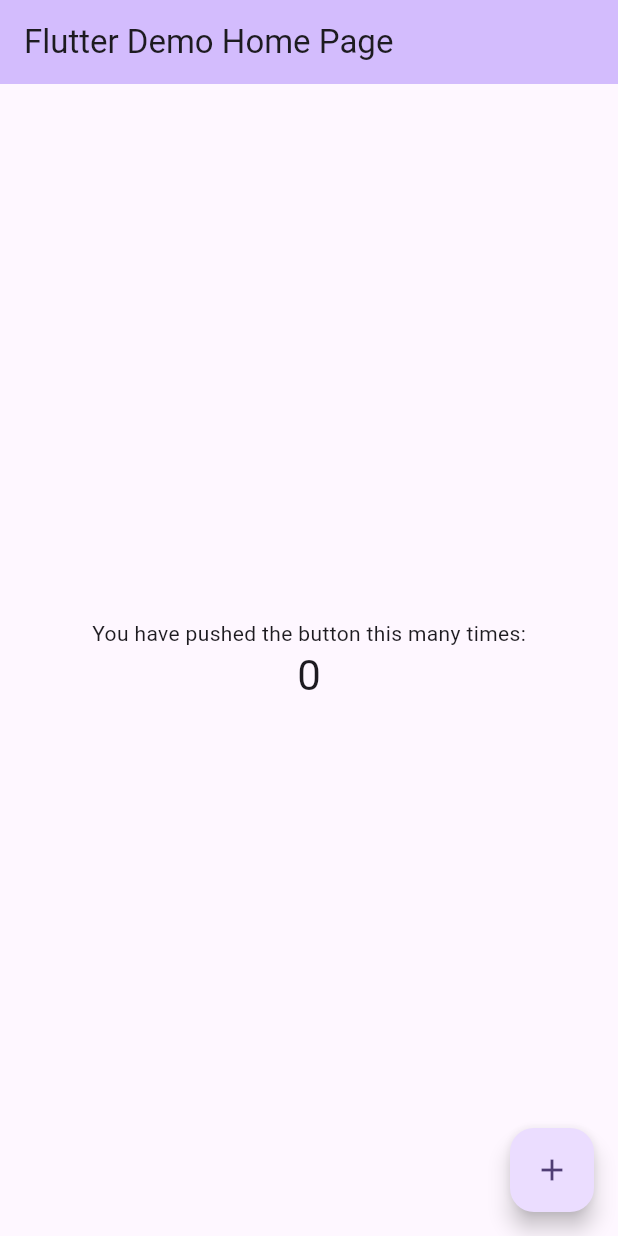
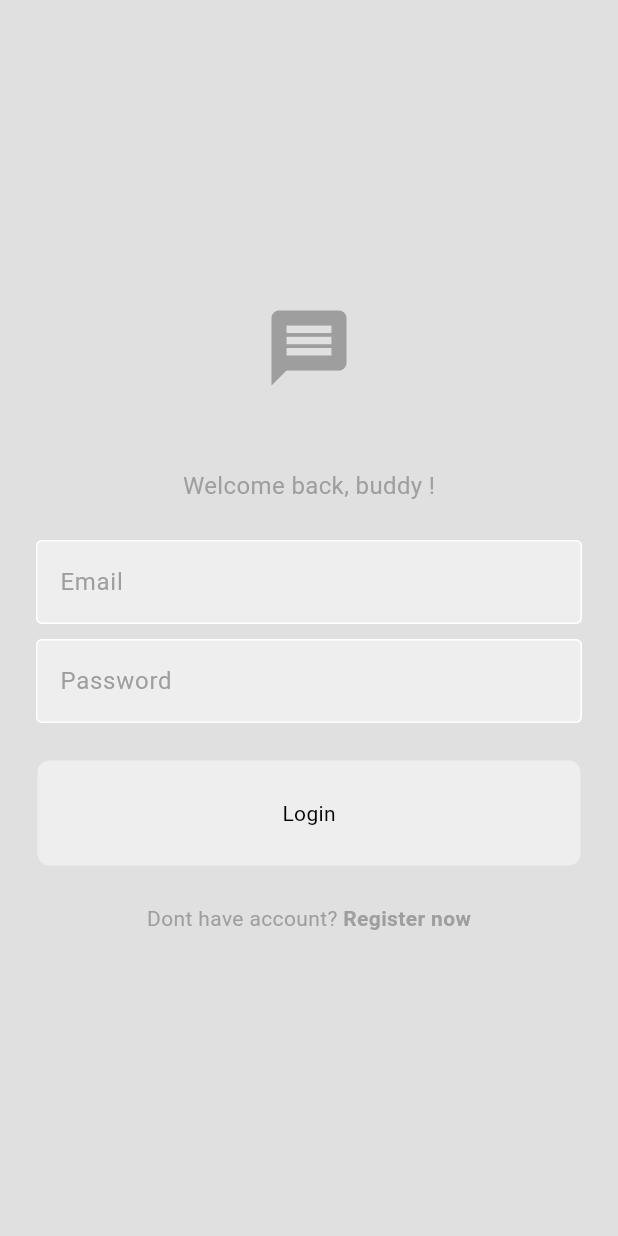
Before and after one commit to maulss/chat_app, a Flutter app: the screen it shows after launch, on a phone screen of 412 x 824 dp. Run offline on Flutter 3.47's test engine with Material 3 defaults, Android fonts, the phone set to English and light mode, and no system bars; our stand-ins replace firebase_auth, firebase_core; accounts and stored records are empty.

Commit message:
Auth done

```diff
--- /dev/null
+++ b/lib/auth/auth_gate.dart
@@ -0,0 +1,24 @@
+import 'package:chat_app/auth/login_or_register.dart';
+import 'package:chat_app/pages/home_page.dart';
+import 'package:firebase_auth/firebase_auth.dart';
+import 'package:flutter/material.dart';
+
+class AuthGate extends StatelessWidget {
+  const AuthGate({super.key});
+
+  @override
+  Widget build(BuildContext context) {
+    return Scaffold(
+      body: StreamBuilder(
+        stream: FirebaseAuth.instance.authStateChanges(),
+        builder: (context, snapshot) {
+          if (snapshot.hasData) {
+            return const HomePage();
+          } else {
+            return const LoginOrRegister();
+          }
+        },
+      ),
+    );
+  }
+}
--- /dev/null
+++ b/lib/auth/auth_service.dart
@@ -0,0 +1,33 @@
+import 'package:firebase_auth/firebase_auth.dart';
+
+class AuthService {
+  final FirebaseAuth _auth = FirebaseAuth.instance;
+  Future<UserCredential> signInWithEmailAndPassword(
+      String email, String password) async {
+    try {
+      UserCredential userCredential = await _auth.signInWithEmailAndPassword(
+          email: email, password: password);
+      return userCredential;
+    } on FirebaseAuthException catch (e) {
+      throw Exception(e.code);
+    }
+  }
+
+  Future<UserCredential> signUpWithEmailAndPassword(
+      String email, String password) async {
+    try {
+      UserCredential userCredential =
+          await _auth.createUserWithEmailAndPassword(
+        email: email,
+        password: password,
+      );
+      return userCredential;
+    } on FirebaseException catch (e) {
+      throw Exception(e.code);
+    }
+  }
+
+  Future<void> signOut() async {
+    return await _auth.signOut();
+  }
+}
--- /dev/null
+++ b/lib/auth/login_or_register.dart
@@ -0,0 +1,33 @@
+import 'package:chat_app/pages/login_page.dart';
+import 'package:chat_app/pages/register_page.dart';
+import 'package:flutter/material.dart';
+
+class LoginOrRegister extends StatefulWidget {
+  const LoginOrRegister({super.key});
+
+  @override
+  State<LoginOrRegister> createState() => _LoginOrRegisterState();
+}
+
+class _LoginOrRegisterState extends State<LoginOrRegister> {
+  bool showLoginPage = true;
+  void togglePages() {
+    setState(() {
+      showLoginPage = !showLoginPage;
+    });
+  }
+
+  @override
+  Widget build(BuildContext context) {
+    if (showLoginPage) {
+      return LoginPage(
+        onTap: togglePages,
+      );
+    } else {
+      return RegisterPage(
+        onTap: togglePages,
+      );
+    }
+    ;
+  }
+}
--- a/lib/main.dart
+++ b/lib/main.dart
@@ -1,125 +1,25 @@
+import 'package:chat_app/auth/auth_gate.dart';
+
+import 'package:chat_app/firebase_options.dart';
+import 'package:chat_app/themes/light_theme.dart';
+import 'package:firebase_core/firebase_core.dart';
 import 'package:flutter/material.dart';
 
-void main() {
+void main() async {
+  WidgetsFlutterBinding.ensureInitialized();
+  await Firebase.initializeApp(options: DefaultFirebaseOptions.currentPlatform);
   runApp(const MyApp());
 }
 
 class MyApp extends StatelessWidget {
   const MyApp({super.key});
 
-  // This widget is the root of your application.
   @override
   Widget build(BuildContext context) {
     return MaterialApp(
-      title: 'Flutter Demo',
-      theme: ThemeData(
-        // This is the theme of your application.
-        //
-        // TRY THIS: Try running your application with "flutter run". You'll see
-        // the application has a purple toolbar. Then, without quitting the app,
-        // try changing the seedColor in the colorScheme below to Colors.green
-        // and then invoke "hot reload" (save your changes or press the "hot
-        // reload" button in a Flutter-supported IDE, or press "r" if you used
-        // the command line to start the app).
-        //
-        // Notice that the counter didn't reset back to zero; the application
-        // state is not lost during the reload. To reset the state, use hot
-        // restart instead.
-        //
-        // This works for code too, not just values: Most code changes can be
-        // tested with just a hot reload.
-        colorScheme: ColorScheme.fromSeed(seedColor: Colors.deepPurple),
-        useMaterial3: true,
-      ),
-      home: const MyHomePage(title: 'Flutter Demo Home Page'),
+      debugShowCheckedModeBanner: false,
+      theme: lightMode,
+      home: AuthGate(),
     );
   }
 }
-
-class MyHomePage extends StatefulWidget {
-  const MyHomePage({super.key, required this.title});
-
-  // This widget is the home page of your application. It is stateful, meaning
-  // that it has a State object (defined below) that contains fields that affect
-  // how it looks.
-
-  // This class is the configuration for the state. It holds the values (in this
-  // case the title) provided by the parent (in this case the App widget) and
-  // used by the build method of the State. Fields in a Widget subclass are
-  // always marked "final".
-
-  final String title;
-
-  @override
-  State<MyHomePage> createState() => _MyHomePageState();
-}
-
-class _MyHomePageState extends State<MyHomePage> {
-  int _counter = 0;
-
-  void _incrementCounter() {
-    setState(() {
-      // This call to setState tells the Flutter framework that something has
-      // changed in this State, which causes it to rerun the build method below
-      // so that the display can reflect the updated values. If we changed
-      // _counter without calling setState(), then the build method would not be
-      // called again, and so nothing would appear to happen.
-      _counter++;
-    });
-  }
-
-  @override
-  Widget build(BuildContext context) {
-    // This method is rerun every time setState is called, for instance as done
-    // by the _incrementCounter method above.
-    //
-    // The Flutter framework has been optimized to make rerunning build methods
-    // fast, so that you can just rebuild anything that needs updating rather
-    // than having to individually change instances of widgets.
-    return Scaffold(
-      appBar: AppBar(
-        // TRY THIS: Try changing the color here to a specific color (to
-        // Colors.amber, perhaps?) and trigger a hot reload to see the AppBar
-        // change color while the other colors stay the same.
-        backgroundColor: Theme.of(context).colorScheme.inversePrimary,
-        // Here we take the value from the MyHomePage object that was created by
-        // the App.build method, and use it to set our appbar title.
-        title: Text(widget.title),
-      ),
-      body: Center(
-        // Center is a layout widget. It takes a single child and positions it
-        // in the middle of the parent.
-        child: Column(
-          // Column is also a layout widget. It takes a list of children and
-          // arranges them vertically. By default, it sizes itself to fit its
-          // children horizontally, and tries to be as tall as its parent.
-          //
-          // Column has various properties to control how it sizes itself and
-          // how it positions its children. Here we use mainAxisAlignment to
-          // center the children vertically; the main axis here is the vertical
-          // axis because Columns are vertical (the cross axis would be
-          // horizontal).
-          //
-          // TRY THIS: Invoke "debug painting" (choose the "Toggle Debug Paint"
-          // action in the IDE, or press "p" in the console), to see the
-          // wireframe for each widget.
-          mainAxisAlignment: MainAxisAlignment.center,
-          children: <Widget>[
-            const Text(
-              'You have pushed the button this many times:',
-            ),
-            Text(
-              '$_counter',
-              style: Theme.of(context).textTheme.headlineMedium,
-            ),
-          ],
-        ),
-      ),
-      floatingActionButton: FloatingActionButton(
-        onPressed: _incrementCounter,
-        tooltip: 'Increment',
-        child: const Icon(Icons.add),
-      ), // This trailing comma makes auto-formatting nicer for build methods.
-    );
-  }
-}
--- /dev/null
+++ b/lib/pages/login_page.dart
@@ -0,0 +1,105 @@
+import 'package:chat_app/auth/auth_service.dart';
+import 'package:chat_app/widgets/button_widget.dart';
+import 'package:chat_app/widgets/text_field_widget.dart';
+import 'package:flutter/material.dart';
+
+class LoginPage extends StatelessWidget {
+  LoginPage({super.key, this.onTap});
+  TextEditingController emailController = TextEditingController();
+  TextEditingController passController = TextEditingController();
+
+  void login(BuildContext context) async {
+    final authService = AuthService();
+    try {
+      await authService.signInWithEmailAndPassword(
+        emailController.text,
+        passController.text,
+      );
+    } catch (e) {
+      showDialog(
+        context: context,
+        builder: (context) => AlertDialog(
+          title: Text(
+            e.toString(),
+          ),
+        ),
+      );
+    }
+  }
+
+  final void Function()? onTap;
+  @override
+  Widget build(BuildContext context) {
+    return Scaffold(
+      backgroundColor: Theme.of(context).colorScheme.surface,
+      body: Center(
+        child: Column(
+          mainAxisAlignment: MainAxisAlignment.center,
+          children: [
+            Icon(
+              Icons.message,
+              size: 60,
+              color: Theme.of(context).colorScheme.primary,
+            ),
+            const SizedBox(
+              height: 50,
+            ),
+            Text(
+              "Welcome back, buddy !",
+              style: TextStyle(
+                color: Theme.of(context).colorScheme.primary,
+                fontSize: 16,
+              ),
+            ),
+            const SizedBox(
+              height: 25,
+            ),
+            TextFieldWidget(
+              controller: emailController,
+              hintText: "Email",
+            ),
+            const SizedBox(
+              height: 10,
+            ),
+            TextFieldWidget(
+              controller: passController,
+              hintText: "Password",
+              obscureText: true,
+            ),
+            const SizedBox(
+              height: 25,
+            ),
+            ButtonWidget(
+              text: "Login",
+              onTap: () => login(context),
+            ),
+            const SizedBox(
+              height: 25,
+            ),
+            Row(
+              mainAxisAlignment: MainAxisAlignment.center,
+              children: [
+                Text(
+                  "Dont have account? ",
+                  style: TextStyle(
+                    color: Theme.of(context).colorScheme.primary,
+                  ),
+                ),
+                GestureDetector(
+                  onTap: onTap,
+                  child: Text(
+                    "Register now",
+                    style: TextStyle(
+                      fontWeight: FontWeight.bold,
+                      color: Theme.of(context).colorScheme.primary,
+                    ),
+                  ),
+                ),
+              ],
+            ),
+          ],
+        ),
+      ),
+    );
+  }
+}
--- /dev/null
+++ b/lib/themes/light_theme.dart
@@ -0,0 +1,10 @@
+import 'package:flutter/material.dart';
+
+ThemeData lightMode = ThemeData(
+    colorScheme: ColorScheme.light(
+  surface: Colors.grey.shade300,
+  primary: Colors.grey.shade500,
+  secondary: Colors.grey.shade200,
+  tertiary: Colors.white,
+  inversePrimary: Colors.grey.shade900,
+));
--- /dev/null
+++ b/lib/widgets/button_widget.dart
@@ -0,0 +1,25 @@
+import 'package:flutter/material.dart';
+
+class ButtonWidget extends StatelessWidget {
+  const ButtonWidget({super.key, required this.text, required this.onTap});
+  final String text;
+  final void Function() onTap;
+
+  @override
+  Widget build(BuildContext context) {
+    return GestureDetector(
+      onTap: onTap,
+      child: Container(
+        decoration: BoxDecoration(
+          color: Theme.of(context).colorScheme.secondary,
+          borderRadius: BorderRadius.circular(8),
+        ),
+        padding: EdgeInsets.all(25),
+        margin: EdgeInsets.symmetric(horizontal: 25),
+        child: Center(
+          child: Text(text),
+        ),
+      ),
+    );
+  }
+}
--- /dev/null
+++ b/lib/widgets/text_field_widget.dart
@@ -0,0 +1,39 @@
+import 'package:flutter/material.dart';
+
+class TextFieldWidget extends StatelessWidget {
+  const TextFieldWidget(
+      {super.key,
+      required this.hintText,
+      this.obscureText = false,
+      required this.controller});
+  final String hintText;
+  final bool obscureText;
+  final TextEditingController controller;
+
+  @override
+  Widget build(BuildContext context) {
+    return Padding(
+      padding: const EdgeInsets.symmetric(horizontal: 24),
+      child: TextField(
+        controller: controller,
+        obscureText: obscureText,
+        decoration: InputDecoration(
+          enabledBorder: OutlineInputBorder(
+            borderSide:
+                BorderSide(color: Theme.of(context).colorScheme.tertiary),
+          ),
+          focusedBorder: OutlineInputBorder(
+            borderSide:
+                BorderSide(color: Theme.of(context).colorScheme.primary),
+          ),
+          fillColor: Theme.of(context).colorScheme.secondary,
+          filled: true,
+          hintText: hintText,
+          hintStyle: TextStyle(
+            color: Theme.of(context).colorScheme.primary,
+          ),
+        ),
+      ),
+    );
+  }
+}
--- a/pubspec.yaml
+++ b/pubspec.yaml
@@ -35,6 +35,8 @@ dependencies:
   # The following adds the Cupertino Icons font to your application.
   # Use with the CupertinoIcons class for iOS style icons.
   cupertino_icons: ^1.0.6
+  firebase_core: ^2.32.0
+  firebase_auth: ^4.20.0
 
 dev_dependencies:
   flutter_test:
```
Also changed, not shown: lib/pages/home_page.dart (added, +26 -0 lines), lib/pages/register_page.dart (added, +122 -0 lines), firebase.json (added), lib/firebase_options.dart (added), pubspec.lock, 9 other files.
